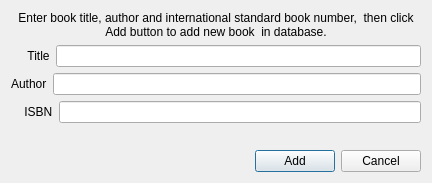
First picture: the form in adddialog.ui, repository cihansenyuz/library_system, before the edit.
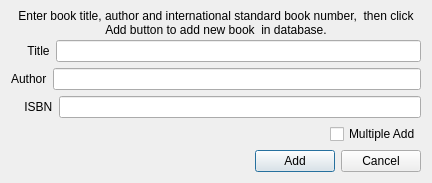
Second picture: the form after the edit.

Diff of the .ui file:
```diff
--- a/adddialog.ui
+++ b/adddialog.ui
@@ -83,6 +83,30 @@
        </item>
       </layout>
      </item>
+     <item>
+      <layout class="QHBoxLayout" name="horizontalLayout_6">
+       <item>
+        <spacer name="horizontalSpacer_2">
+         <property name="orientation">
+          <enum>Qt::Horizontal</enum>
+         </property>
+         <property name="sizeHint" stdset="0">
+          <size>
+           <width>40</width>
+           <height>20</height>
+          </size>
+         </property>
+        </spacer>
+       </item>
+       <item>
+        <widget class="QCheckBox" name="multipleCheckBox">
+         <property name="text">
+          <string>Multiple Add</string>
+         </property>
+        </widget>
+       </item>
+      </layout>
+     </item>
      <item>
       <spacer name="verticalSpacer">
        <property name="orientation">
```
